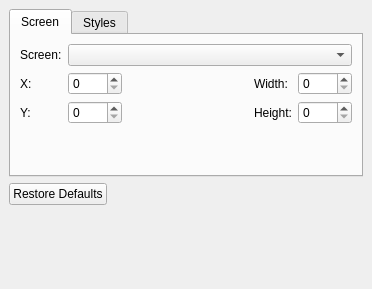
The window that configdialog.ui (Subtivals/subtivals) describes before a commit, drawn with Qt 5.
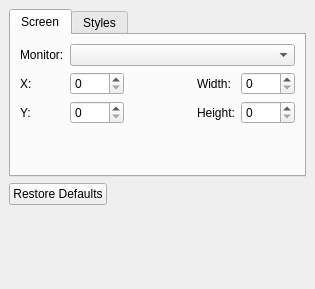
The same window after the commit.

What changed in the file:
```diff
--- a/configdialog.ui
+++ b/configdialog.ui
@@ -6,7 +6,7 @@
    <rect>
     <x>0</x>
     <y>0</y>
-    <width>372</width>
+    <width>315</width>
     <height>289</height>
    </rect>
   </property>
@@ -31,7 +31,7 @@
         <item row="0" column="0">
          <widget class="QLabel" name="label_5">
           <property name="text">
-           <string>Screen:</string>
+           <string>Monitor:</string>
           </property>
          </widget>
         </item>
```
Left out of the diff: 88 changed lines with no effect on the pictures.
